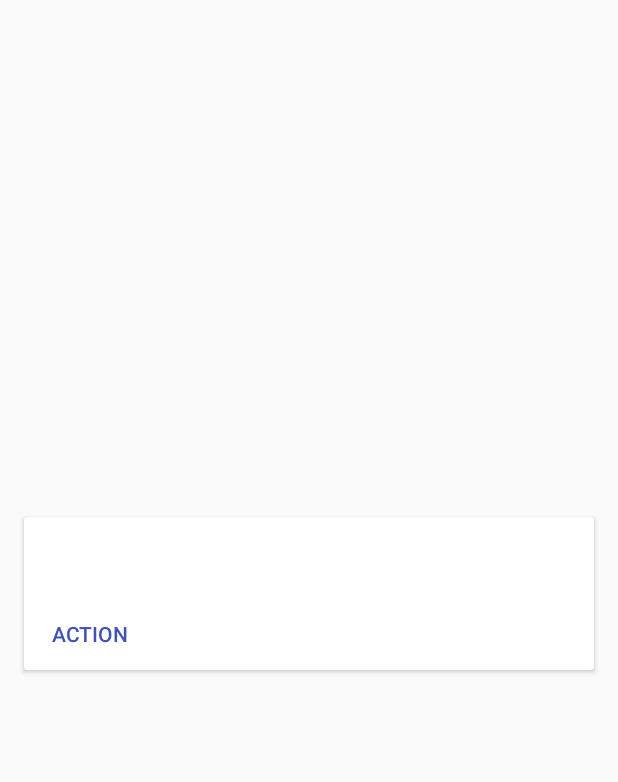
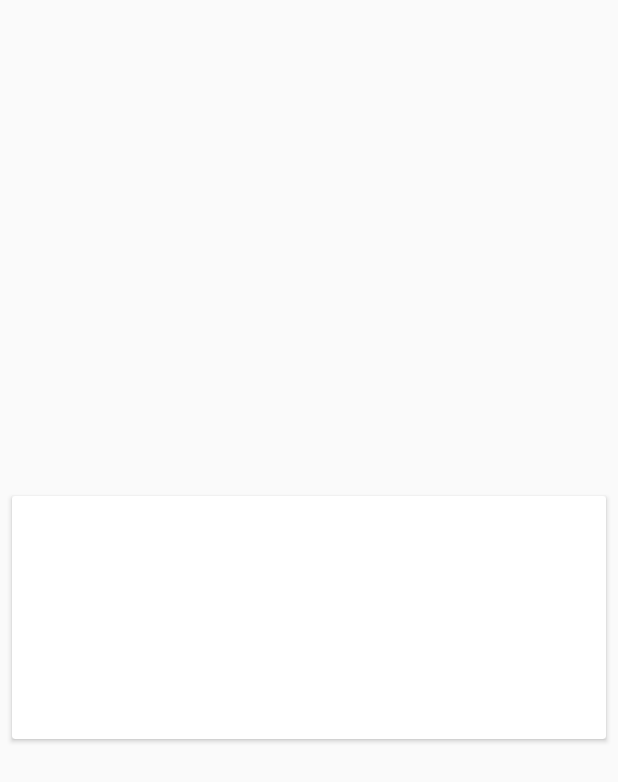
Before and after one commit to Che4ter/platypus-android, an Android app: the layout item_card.xml on its own in the app's theme, with its tools: preview values and no code run, on a phone screen of 412 x 824 dp. Shown: the top 782 px of the screen. Run offline under Robolectric (Android 15) with nearby library versions, the phone set to English and light mode, and no system bars.

Commit message:
Fix Card styling

```diff
--- a/app/src/main/res/layout/item_card.xml
+++ b/app/src/main/res/layout/item_card.xml
@@ -1,109 +1,148 @@
 <?xml version="1.0" encoding="utf-8"?>
-<!--
-  ~ Copyright (C) 2015 The Android Open Source Project
-  ~
-  ~ Licensed under the Apache License, Version 2.0 (the "License");
-  ~ you may not use this file except in compliance with the License.
-  ~ You may obtain a copy of the License at
-  ~
-  ~      http://www.apache.org/licenses/LICENSE-2.0
-  ~
-  ~ Unless required by applicable law or agreed to in writing, software
-  ~ distributed under the License is distributed on an "AS IS" BASIS,
-  ~ WITHOUT WARRANTIES OR CONDITIONS OF ANY KIND, either express or implied.
-  ~ See the License for the specific language governing permissions and
-  ~ limitations under the License.
-  -->
 <android.support.v7.widget.CardView xmlns:android="http://schemas.android.com/apk/res/android"
     xmlns:app="http://schemas.android.com/apk/res-auto"
+    xmlns:tools="http://schemas.android.com/tools"
     android:id="@+id/card_view"
     android:layout_width="match_parent"
     android:layout_height="wrap_content"
     android:layout_gravity="center"
-    android:layout_marginBottom="@dimen/md_keylines"
-    android:layout_marginLeft="@dimen/md_keylines"
-    android:layout_marginRight="@dimen/md_keylines"
+    android:layout_marginBottom="4dp"
+    android:layout_marginLeft="8dp"
+    android:layout_marginRight="8dp"
+    android:layout_marginTop="4dp"
     android:foreground="?attr/selectableItemBackground">
 
-    <RelativeLayout
+    <android.support.constraint.ConstraintLayout
         android:layout_width="match_parent"
-        android:layout_height="wrap_content">
+        android:layout_height="wrap_content"
+        android:padding="8dp">
 
         <TextView
             android:id="@+id/card_text"
-            android:layout_width="match_parent"
-            android:layout_height="wrap_content"
-            android:layout_marginBottom="@dimen/md_keylines"
-            android:layout_marginLeft="@dimen/md_keylines"
-            android:layout_marginRight="@dimen/md_keylines"
-            android:layout_marginTop="@dimen/md_keylines"
-            android:ellipsize="end"
-            android:textColor="@color/dark_grey"
-            android:textSize="@dimen/article_subheading" />
-
-        <ImageButton
-            android:id="@+id/upvote_button"
-            style="?android:attr/borderlessButtonStyle"
-            android:layout_width="@dimen/cards_button_width"
-            android:layout_height="@dimen/cards_button_height"
-            android:layout_marginRight="@dimen/md_keylines"
-            android:tint="@color/white"
-            app:srcCompat="@drawable/ic_keyboard_arrow_up_black_24dp"
-            android:layout_alignParentEnd="true" />
-
-        <ImageButton
-            android:id="@+id/downvote_button"
-            style="?android:attr/borderlessButtonStyle"
-            android:layout_width="@dimen/cards_button_width"
-            android:layout_height="@dimen/cards_button_height"
-            android:layout_marginRight="@dimen/md_keylines"
-            android:tint="@color/white"
-            app:srcCompat="@drawable/ic_keyboard_arrow_down_black_24dp"
-            android:layout_alignParentEnd="true"
-            android:layout_alignBottom="@+id/card_text" />
-
-        <TextView
-            android:id="@+id/card_voteCount"
-            android:layout_width="48dp"
-            android:layout_height="48dp"
-            android:layout_marginRight="@dimen/md_keylines"
-            android:textColor="@color/white"
-            android:layout_alignParentEnd="true"
-            android:layout_above="@id/downvote_button"
-            android:layout_below="@+id/upvote_button"
-            android:ellipsize="end"
-            android:textSize="16sp" />
-
-        <Button
-            android:id="@+id/action_button"
-            style="?android:attr/borderlessButtonStyle"
             android:layout_width="wrap_content"
             android:layout_height="wrap_content"
-            android:layout_below="@+id/card_text"
-            android:text="Action"
-            android:textColor="?attr/colorPrimary" />
-
-        <ImageButton
-            android:id="@+id/comment_button"
-            style="?android:attr/borderlessButtonStyle"
-            android:layout_width="@dimen/cards_button_width"
-            android:layout_height="@dimen/cards_button_height"
-            android:layout_alignParentRight="true"
-            android:layout_below="@+id/card_text"
-            android:layout_marginRight="@dimen/md_keylines"
-            android:tint="@color/white"
-            app:srcCompat="@drawable/ic_comment_black_24dp" />
+            android:layout_marginBottom="8dp"
+            android:layout_marginEnd="8dp"
+            android:layout_marginStart="8dp"
+            android:layout_marginTop="8dp"
+            android:text="Lorem Ipsum"
+            android:textColor="@color/white"
+            app:layout_constraintBottom_toTopOf="@+id/comment_button"
+            app:layout_constraintEnd_toStartOf="@+id/card_voteCount"
+            app:layout_constraintHorizontal_bias="0.0"
+            app:layout_constraintStart_toStartOf="parent"
+            app:layout_constraintTop_toTopOf="parent"
+            app:layout_constraintVertical_bias="0.0" />
 
         <TextView
             android:id="@+id/card_creationDate"
             android:layout_width="wrap_content"
             android:layout_height="wrap_content"
+            android:textColor="@color/white"
+            android:layout_marginBottom="8dp"
+            android:layout_marginEnd="8dp"
+            android:layout_marginLeft="8dp"
+            android:layout_marginRight="8dp"
+            android:layout_marginStart="8dp"
+            android:layout_marginTop="8dp"
+            android:text="42d"
+            app:layout_constraintBottom_toBottomOf="parent"
+            app:layout_constraintEnd_toEndOf="parent"
+            app:layout_constraintHorizontal_bias="1.0"
+            app:layout_constraintStart_toStartOf="parent"
+            app:layout_constraintTop_toTopOf="parent"
+            app:layout_constraintVertical_bias="0.0" />
+
+        <ImageButton
+            android:id="@+id/upvote_button"
+            style="?android:attr/borderlessButtonStyle"
+            android:layout_width="24dp"
+            android:layout_height="24dp"
+            android:layout_marginEnd="8dp"
+            android:tint="@color/white"
+            app:srcCompat="@drawable/ic_keyboard_arrow_up_black_24dp"
+            app:layout_constraintTop_toBottomOf="@+id/card_creationDate"
+            app:layout_constraintEnd_toEndOf="parent"
+            app:layout_constraintStart_toStartOf="parent"
+            android:layout_marginStart="8dp"
+            android:layout_marginBottom="8dp"
+            app:layout_constraintBottom_toTopOf="@+id/downvote_button"
+            app:layout_constraintHorizontal_bias="1.0" />
+
+        <TextView
+            android:id="@+id/card_voteCount"
+            android:layout_width="wrap_content"
+            android:layout_height="wrap_content"
+            android:layout_marginBottom="0dp"
+            android:layout_marginStart="0dp"
+            android:layout_marginEnd="0dp"
+            android:layout_marginLeft="8dp"
+            android:layout_marginRight="8dp"
+            android:textColor="@color/white"
+
+            android:layout_marginTop="0dp"
+            android:text="42"
+            app:layout_constraintBottom_toBottomOf="parent"
+            app:layout_constraintEnd_toEndOf="@+id/upvote_button"
+            app:layout_constraintHorizontal_bias="0.5"
+            app:layout_constraintStart_toStartOf="@+id/upvote_button"
+            app:layout_constraintTop_toBottomOf="@+id/upvote_button"
+            app:layout_constraintVertical_bias="0.0" />
+
+        <ImageButton
+            android:id="@+id/downvote_button"
+            style="?android:attr/borderlessButtonStyle"
+            android:layout_width="24dp"
+            android:layout_height="24dp"
+            android:layout_marginEnd="8dp"
+            android:tint="@color/white"
+            app:srcCompat="@drawable/ic_keyboard_arrow_down_black_24dp"
+            app:layout_constraintTop_toBottomOf="@+id/card_voteCount"
+            app:layout_constraintEnd_toEndOf="parent"
+            app:layout_constraintStart_toStartOf="parent"
+            android:layout_marginStart="8dp"
+            app:layout_constraintHorizontal_bias="1.0" />
+
+        <TextView
+            android:id="@+id/coment_hashtags"
+            android:layout_width="wrap_content"
+            android:layout_height="wrap_content"
+            android:layout_marginBottom="8dp"
+            android:layout_marginEnd="8dp"
+            android:layout_marginStart="8dp"
+            android:layout_marginTop="8dp"
+            android:layout_marginLeft="8dp"
+            android:layout_marginRight="8dp"
+            android:text="#hashtags"
+            android:textColor="@color/white"
+            app:layout_constraintBottom_toBottomOf="parent"
+            app:layout_constraintEnd_toStartOf="@+id/comment_button"
+            app:layout_constraintHorizontal_bias="0.0"
+            app:layout_constraintStart_toStartOf="parent"
+            app:layout_constraintTop_toBottomOf="@+id/card_text"
+            app:layout_constraintVertical_bias="1.0" />
+
+
+        <ImageButton
+            android:id="@+id/comment_button"
+            style="?android:attr/borderlessButtonStyle"
+            android:layout_width="21dp"
+            android:layout_height="24dp"
+            android:layout_alignParentRight="true"
             android:layout_below="@+id/card_text"
-            android:layout_centerHorizontal="true"
-            android:layout_toLeftOf="@+id/downvote_button"
-            android:layout_toRightOf="@+id/action_button"
-            android:ellipsize="end"
-            android:textSize="12sp"/>
-
-    </RelativeLayout>
+            android:layout_marginBottom="8dp"
+            android:layout_marginEnd="8dp"
+            android:layout_marginStart="8dp"
+            android:layout_marginTop="8dp"
+            android:layout_marginLeft="8dp"
+            android:layout_marginRight="8dp"
+            android:tint="@color/white"
+            app:layout_constraintBottom_toBottomOf="parent"
+            app:layout_constraintEnd_toEndOf="parent"
+            app:layout_constraintHorizontal_bias="1.0"
+            app:layout_constraintStart_toStartOf="parent"
+            app:layout_constraintTop_toBottomOf="@+id/downvote_button"
+            app:layout_constraintVertical_bias="0.0"
+            app:srcCompat="@drawable/ic_comment_black_24dp" />
+    </android.support.constraint.ConstraintLayout>
 </android.support.v7.widget.CardView>
--- a/app/src/main/res/values/styles.xml
+++ b/app/src/main/res/values/styles.xml
@@ -48,4 +48,8 @@
         <item name="android:textColorPrimary">@color/white</item>
         <item name="android:background">@color/loginprimary</item>
     </style>
+
+    <style name="CardTheme" parent="Theme.AppCompat.NoActionBar">
+        <item name="colorPrimary">@color/white</item>
+    </style>
 </resources>
```
